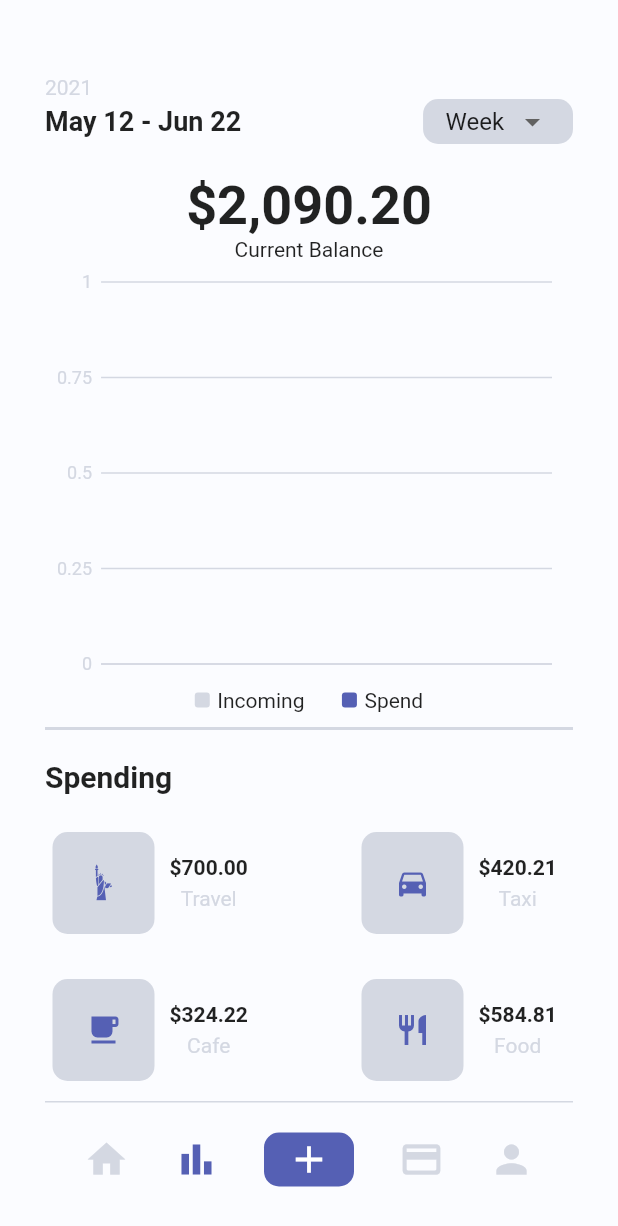
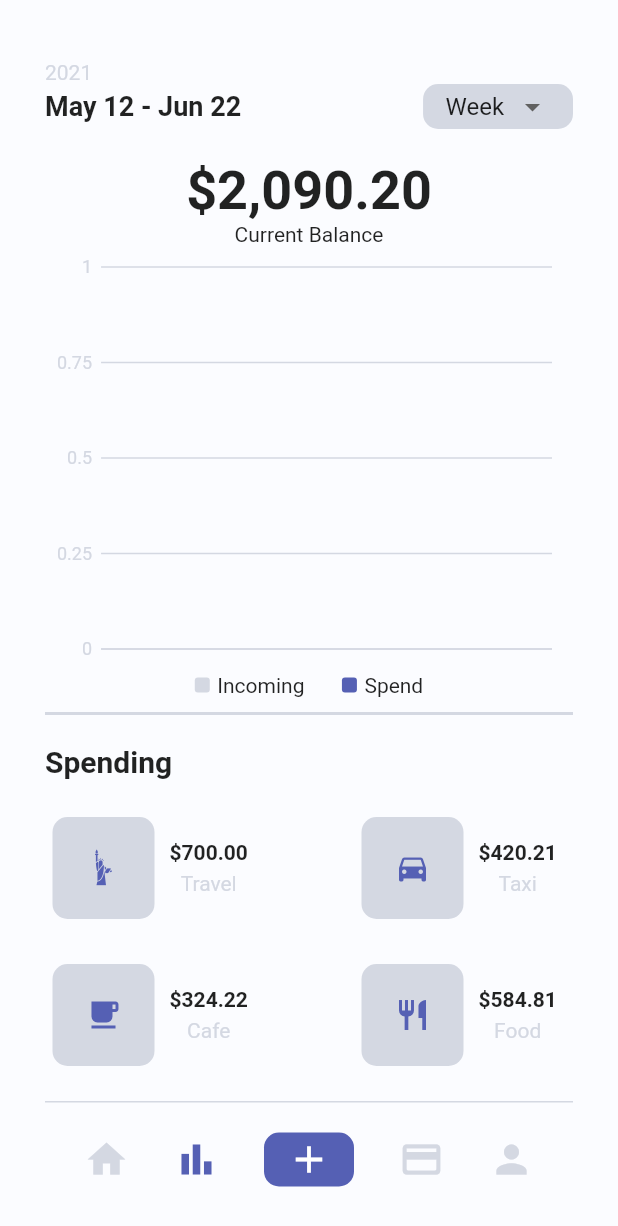
Before and after one commit to Perception12/flutter_banking_ui, a Flutter app: the StatisticsPage screen opened directly, on a phone screen of 412 x 824 dp. Shown: the top 1226 px of the screen. Run offline on Flutter 3.47's test engine with Material 2 defaults, Android fonts, the light colour scheme and no system bars; our stand-ins replace charts_flutter, syncfusion_flutter_charts.

Commit message:
update page navigation

```diff
--- a/lib/main.dart
+++ b/lib/main.dart
@@ -1,7 +1,6 @@
 import 'package:flutter/material.dart';
 import 'colors.dart' as color;
-// import 'package:flutter_banking_ui/screens/sign_in_page.dart';
-import 'screens/statistics_page.dart';
+import 'package:flutter_banking_ui/screens/sign_in_page.dart';
 
 void main() {
   runApp(const MyApp());
@@ -18,7 +17,7 @@ class MyApp extends StatelessWidget {
       theme: ThemeData(
         primarySwatch: color.createMaterialColor(color.AppColor.primaryColor),
       ),
-      home: const StatisticsPage(),
+      home: const SignInPage(),
     );
   }
 }
--- a/lib/screens/statistics_page.dart
+++ b/lib/screens/statistics_page.dart
@@ -62,10 +62,11 @@ class _StatisticsPageState extends State<StatisticsPage> {
       }
     }
     return Scaffold(
+      resizeToAvoidBottomInset: false,
       backgroundColor: color.AppColor.mainBackground,
       body: Container(
         padding:
-            const EdgeInsets.only(top: 50, left: 30, bottom: 30, right: 30),
+            const EdgeInsets.only(top: 40, left: 30, bottom: 30, right: 30),
         child: Column(
           crossAxisAlignment: CrossAxisAlignment.start,
           children: [
```
Also changed, not shown: lib/screens/sign_in_page.dart (+8 -1 lines).
